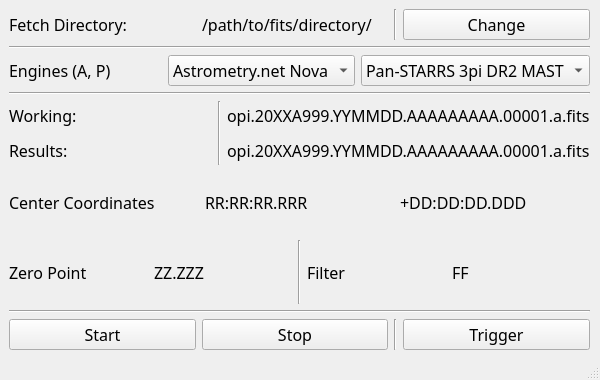
Qt form src/opihiexarata/gui/qtui/automatic.ui (psmd-iberutaru/OpihiExarata) before a commit.
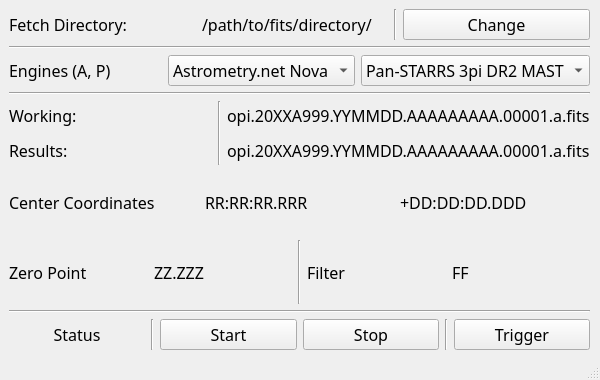
The same form after that commit.

Commit message: Working on automatic mode creation.

The edit to the form file:
```diff
--- a/src/opihiexarata/gui/qtui/automatic.ui
+++ b/src/opihiexarata/gui/qtui/automatic.ui
@@ -246,6 +246,23 @@
      </item>
      <item>
       <layout class="QHBoxLayout" name="horizontal_layout_start_stop">
+       <item>
+        <widget class="QLabel" name="label_dynamic_active_status">
+         <property name="text">
+          <string>Status</string>
+         </property>
+         <property name="alignment">
+          <set>Qt::AlignCenter</set>
+         </property>
+        </widget>
+       </item>
+       <item>
+        <widget class="Line" name="line_8">
+         <property name="orientation">
+          <enum>Qt::Vertical</enum>
+         </property>
+        </widget>
+       </item>
        <item>
         <widget class="QPushButton" name="push_button_start">
          <property name="text">
```
The commit also changes 4 other files.
